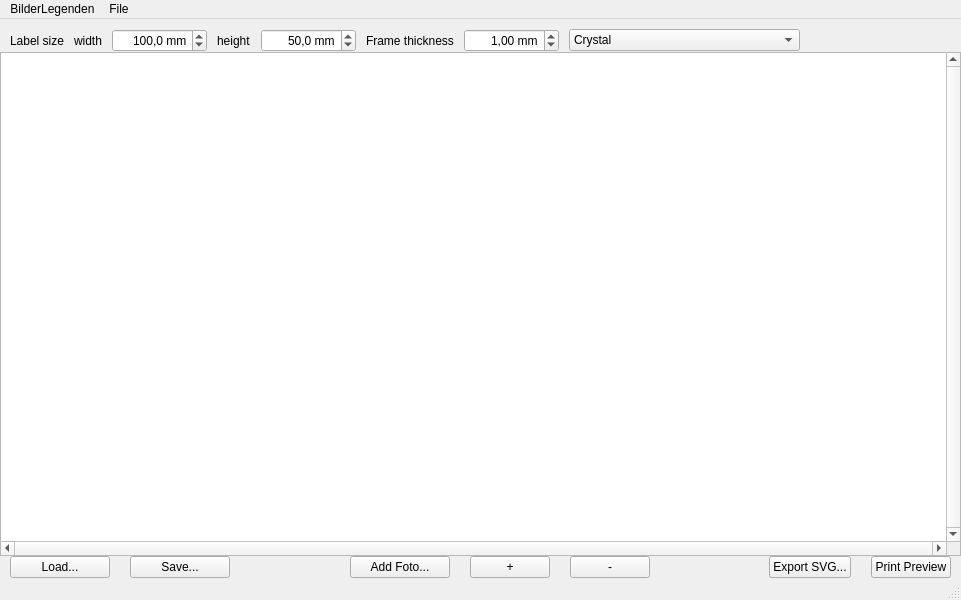
Qt form mainwindow.ui (mac-curver/BilderLegenden) before a commit.
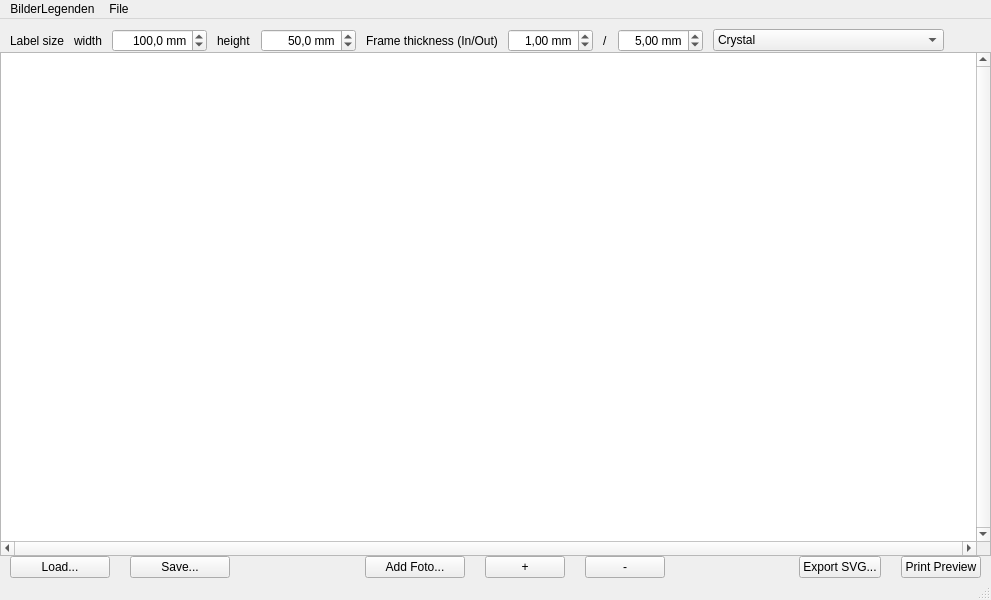
The same form after that commit. Custom widgets are drawn as their Qt base class.

Commit message:
Labelsize corrected and outer frame added
IPTC compiler error corrected (strange)
Inner and outer frame replace frame
PropagatingTableView::showPrintPreview resetting the printer
QrCodeWidget paintEvent and print removed!
- painter.scale(1.03, 1.03) added to come closer to 1:1 printing on mac
- renderer.setAspectRatioMode(Qt::IgnoreAspectRatio) changed and
- renderer.setViewBox(QRectF(QPoint(), paperSize_mm())) added
svgdom.cpp test for empty description lines added

Patch:
```diff
--- a/mainwindow.ui
+++ b/mainwindow.ui
@@ -6,7 +6,7 @@
    <rect>
     <x>0</x>
     <y>0</y>
-    <width>961</width>
+    <width>991</width>
     <height>600</height>
    </rect>
   </property>
@@ -127,7 +127,7 @@
       <item>
        <widget class="QLabel" name="label_4">
         <property name="text">
-         <string>Frame thickness</string>
+         <string>Frame thickness (In/Out)</string>
         </property>
        </widget>
       </item>
@@ -135,7 +135,7 @@
        <widget class="QDoubleSpinBox" name="frameDoubleSpinBox">
         <property name="minimumSize">
          <size>
-          <width>95</width>
+          <width>85</width>
           <height>0</height>
          </size>
         </property>
@@ -159,6 +159,41 @@
         </property>
        </widget>
       </item>
+      <item>
+       <widget class="QLabel" name="label_5">
+        <property name="text">
+         <string notr="true">/</string>
+        </property>
+       </widget>
+      </item>
+      <item>
+       <widget class="QDoubleSpinBox" name="outerFrameDoubleSpinBox">
+        <property name="minimumSize">
+         <size>
+          <width>85</width>
+          <height>0</height>
+         </size>
+        </property>
+        <property name="alignment">
+         <set>Qt::AlignmentFlag::AlignRight|Qt::AlignmentFlag::AlignTrailing|Qt::AlignmentFlag::AlignVCenter</set>
+        </property>
+        <property name="suffix">
+         <string> mm</string>
+        </property>
+        <property name="decimals">
+         <number>2</number>
+        </property>
+        <property name="maximum">
+         <double>20.000000000000000</double>
+        </property>
+        <property name="singleStep">
+         <double>0.250000000000000</double>
+        </property>
+        <property name="value">
+         <double>5.000000000000000</double>
+        </property>
+       </widget>
+      </item>
       <item>
        <widget class="QFontComboBox" name="fontComboBox">
         <property name="editable">
@@ -334,8 +369,8 @@
     <rect>
      <x>0</x>
      <y>0</y>
-     <width>961</width>
-     <height>33</height>
+     <width>991</width>
+     <height>29</height>
     </rect>
    </property>
    <widget class="QMenu" name="menuBilderLegenden">
```
Left out of the diff: 21 changed lines with no effect on the pictures. The commit also changes 11 other files.
